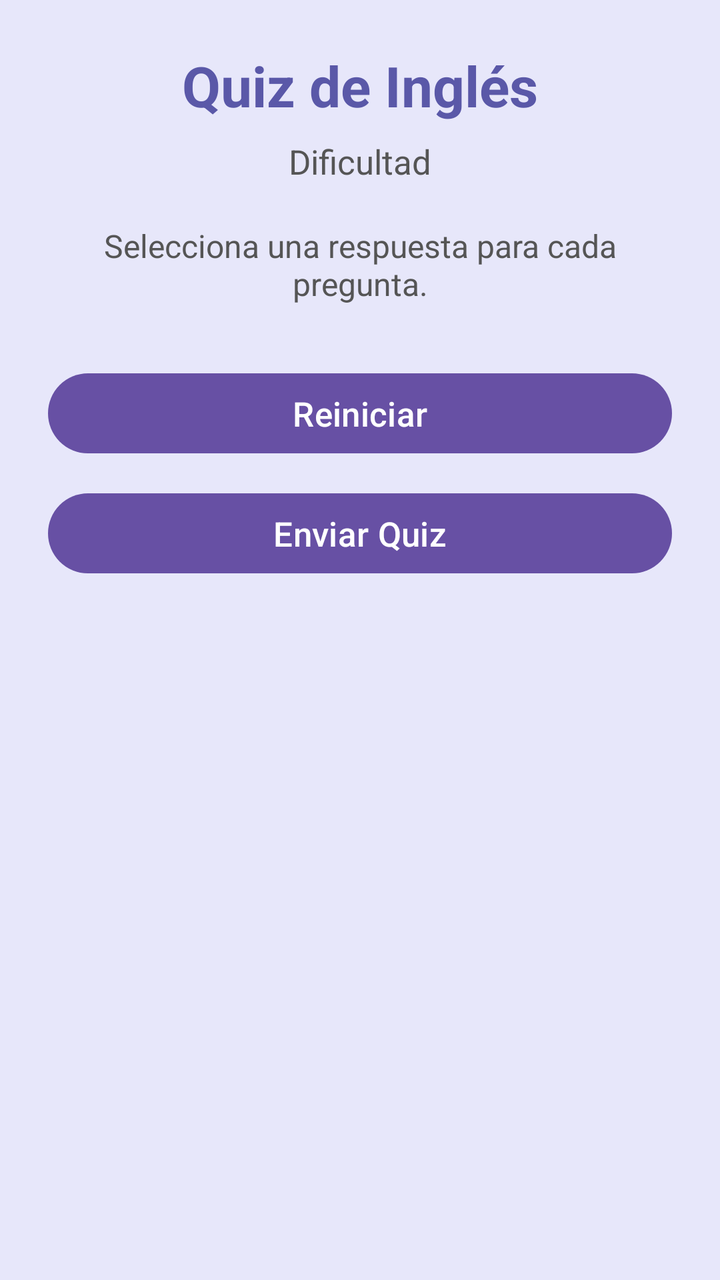
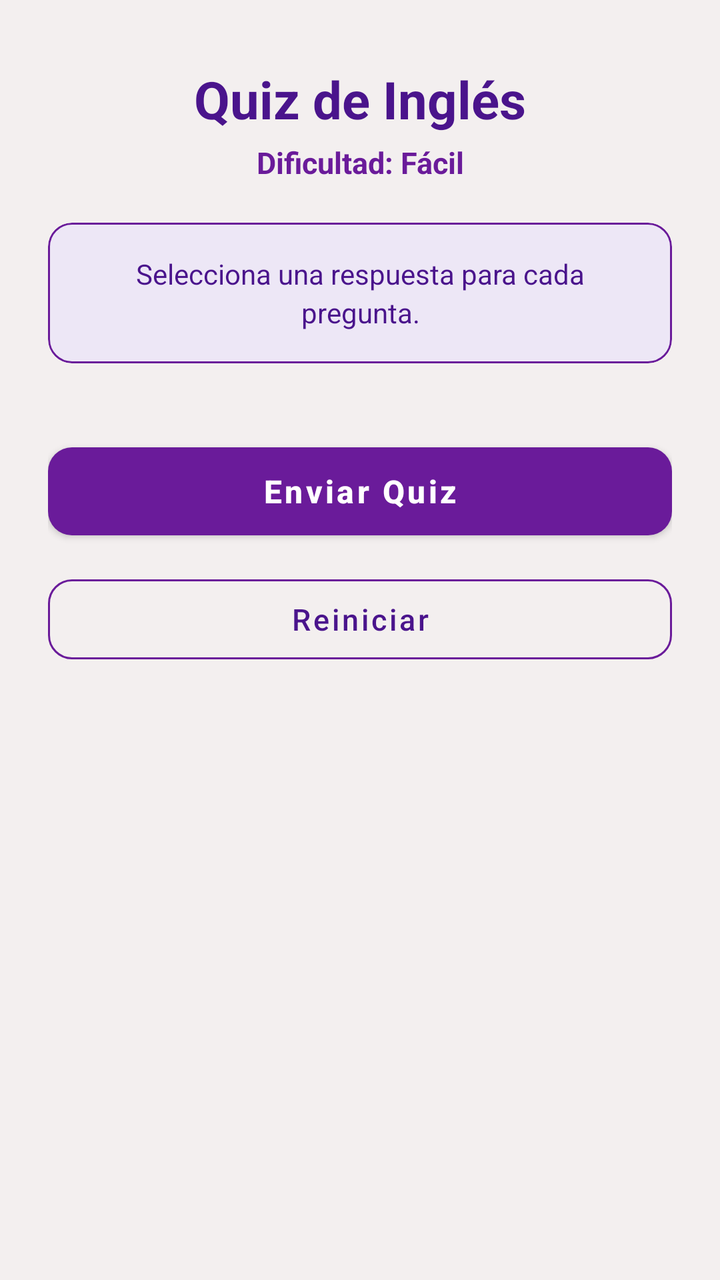

Screens rendered from an Android XML layout before and after an edit, with the pre-edit source and the edit as a unified diff.
<!-- AndroidManifest.xml: application theme Theme.QuizMaster -->
<!-- res/layout/activity_ingles.xml -->
<?xml version="1.0" encoding="utf-8"?>
<ScrollView
    xmlns:android="http://schemas.android.com/apk/res/android"
    android:layout_width="match_parent"
    android:layout_height="match_parent"
    android:background="#E7E7FA">

    <LinearLayout
        android:layout_width="match_parent"
        android:layout_height="wrap_content"
        android:orientation="vertical"
        android:padding="24dp">

        <TextView
            android:layout_width="match_parent"
            android:layout_height="wrap_content"
            android:text="Quiz de Inglés"
            android:textSize="28sp"
            android:textStyle="bold"
            android:textColor="#5A58A8"
            android:gravity="center"
            android:layout_marginBottom="8dp" />

        <TextView
            android:id="@+id/textoDificultad"
            android:layout_width="match_parent"
            android:layout_height="wrap_content"
            android:text="Dificultad"
            android:textSize="17sp"
            android:textColor="#555555"
            android:gravity="center"
            android:layout_marginBottom="20dp" />

        <TextView
            android:layout_width="match_parent"
            android:layout_height="wrap_content"
            android:text="Selecciona una respuesta para cada pregunta."
            android:textSize="16sp"
            android:textColor="#555555"
            android:gravity="center"
            android:layout_marginBottom="10dp" />

        <LinearLayout
            android:id="@+id/contenedorPreguntas"
            android:layout_width="match_parent"
            android:layout_height="wrap_content"
            android:orientation="vertical" />

        <Button
            android:id="@+id/botonReiniciar"
            android:layout_width="match_parent"
            android:layout_height="wrap_content"
            android:text="Reiniciar"
            android:textSize="17sp"
            android:layout_marginTop="20dp"
            android:layout_marginBottom="12dp" />

        <Button
            android:id="@+id/botonEnviar"
            android:layout_width="match_parent"
            android:layout_height="wrap_content"
            android:text="Enviar Quiz"
            android:textSize="17sp"
            android:layout_marginBottom="20dp" />

    </LinearLayout>

</ScrollView>
<!-- resources referenced by this layout -->
<resources>
  <style name="Theme.QuizMaster" parent="Base.Theme.QuizMaster" />
  <style name="Base.Theme.QuizMaster" parent="Theme.Material3.DayNight.NoActionBar">
          
          
      </style>
</resources>

<!-- the commit's change to res/layout/activity_ingles.xml (unified diff, before → after) -->
@@ -1,9 +1,11 @@
 <?xml version="1.0" encoding="utf-8"?>
 <ScrollView
     xmlns:android="http://schemas.android.com/apk/res/android"
+    xmlns:app="http://schemas.android.com/apk/res-auto"
     android:layout_width="match_parent"
     android:layout_height="match_parent"
-    android:background="#E7E7FA">
+    android:background="@color/colorIngles5"
+    android:fillViewport="true">
 
     <LinearLayout
         android:layout_width="match_parent"
@@ -15,30 +17,44 @@
             android:layout_width="match_parent"
             android:layout_height="wrap_content"
             android:text="Quiz de Inglés"
-            android:textSize="28sp"
+            android:textSize="26sp"
             android:textStyle="bold"
-            android:textColor="#5A58A8"
+            android:textColor="@color/colorInglesTexto"
             android:gravity="center"
-            android:layout_marginBottom="8dp" />
+            android:layout_marginTop="8dp" />
 
         <TextView
             android:id="@+id/textoDificultad"
             android:layout_width="match_parent"
             android:layout_height="wrap_content"
-            android:text="Dificultad"
-            android:textSize="17sp"
-            android:textColor="#555555"
+            android:text="Dificultad: Fácil"
+            android:textSize="15sp"
+            android:textStyle="bold"
+            android:textColor="@color/colorIngles1"
             android:gravity="center"
+            android:layout_marginTop="4dp"
             android:layout_marginBottom="20dp" />
 
-        <TextView
+        <com.google.android.material.card.MaterialCardView
             android:layout_width="match_parent"
             android:layout_height="wrap_content"
-            android:text="Selecciona una respuesta para cada pregunta."
-            android:textSize="16sp"
-            android:textColor="#555555"
-            android:gravity="center"
-            android:layout_marginBottom="10dp" />
+            android:layout_marginBottom="20dp"
+            app:cardCornerRadius="12dp"
+            app:cardElevation="0dp"
+            app:strokeColor="@color/colorIngles1"
+            app:strokeWidth="1dp"
+            app:cardBackgroundColor="@color/colorIngles4">
+
+            <TextView
+                android:layout_width="match_parent"
+                android:layout_height="wrap_content"
+                android:padding="16dp"
+                android:text="Selecciona una respuesta para cada pregunta."
+                android:textSize="14sp"
+                android:textColor="@color/colorInglesTexto"
+                android:gravity="center"
+                android:lineSpacingExtra="3dp" />
+        </com.google.android.material.card.MaterialCardView>
 
         <LinearLayout
             android:id="@+id/contenedorPreguntas"
@@ -46,23 +62,31 @@
             android:layout_height="wrap_content"
             android:orientation="vertical" />
 
-        <Button
-            android:id="@+id/botonReiniciar"
-            android:layout_width="match_parent"
-            android:layout_height="wrap_content"
-            android:text="Reiniciar"
-            android:textSize="17sp"
-            android:layout_marginTop="20dp"
-            android:layout_marginBottom="12dp" />
-
-        <Button
+        <com.google.android.material.button.MaterialButton
             android:id="@+id/botonEnviar"
             android:layout_width="match_parent"
-            android:layout_height="wrap_content"
+            android:layout_height="56dp"
             android:text="Enviar Quiz"
-            android:textSize="17sp"
-            android:layout_marginBottom="20dp" />
+            android:textSize="16sp"
+            android:textStyle="bold"
+            android:textColor="@color/colorBlanco"
+            app:backgroundTint="@color/colorIngles1"
+            app:cornerRadius="12dp"
+            android:textAllCaps="false"
+            android:layout_marginTop="16dp"
+            android:layout_marginBottom="10dp" />
+
+        <com.google.android.material.button.MaterialButton
+            android:id="@+id/botonReiniciar"
+            style="@style/Widget.MaterialComponents.Button.OutlinedButton"
+            android:layout_width="match_parent"
+            android:layout_height="52dp"
+            android:text="Reiniciar"
+            android:textSize="15sp"
+            android:textColor="@color/colorInglesTexto"
+            app:strokeColor="@color/colorIngles1"
+            app:cornerRadius="12dp"
+            android:textAllCaps="false" />
 
     </LinearLayout>
-
 </ScrollView>
<!-- resource entries referenced after the edit -->
@@ -1,9 +1,15 @@
 <!-- resources referenced by this layout -->
 <resources>
-  <style name="Theme.QuizMaster" parent="Base.Theme.QuizMaster" />
-  <style name="Base.Theme.QuizMaster" parent="Theme.Material3.DayNight.NoActionBar">
-          
-          
+  <color name="colorBlanco">#FFFFFF</color>
+  <color name="colorIngles1">#6A1B9A</color>
+  <color name="colorIngles4">#EDE7F6</color>
+  <color name="colorIngles5">#F3EFEF</color>
+  <color name="colorInglesTexto">#4A148C</color>
+  <style name="Theme.QuizMaster" parent="Theme.MaterialComponents.DayNight.NoActionBar">
+  
+          <item name="colorPrimaryVariant">@color/colorGeneral1</item>
+  
       </style>
+  <color name="colorGeneral1">#1976D2</color>
 </resources>
 
